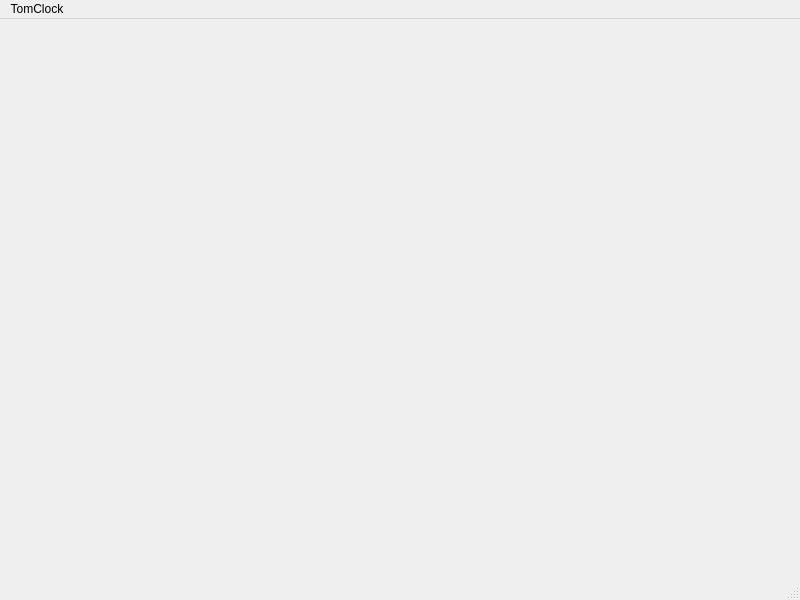
Above: TomClock_QtCreator/screenUi/mainwindow.ui from MeoRinLime/TomClock before the change. Below: the same form after it.
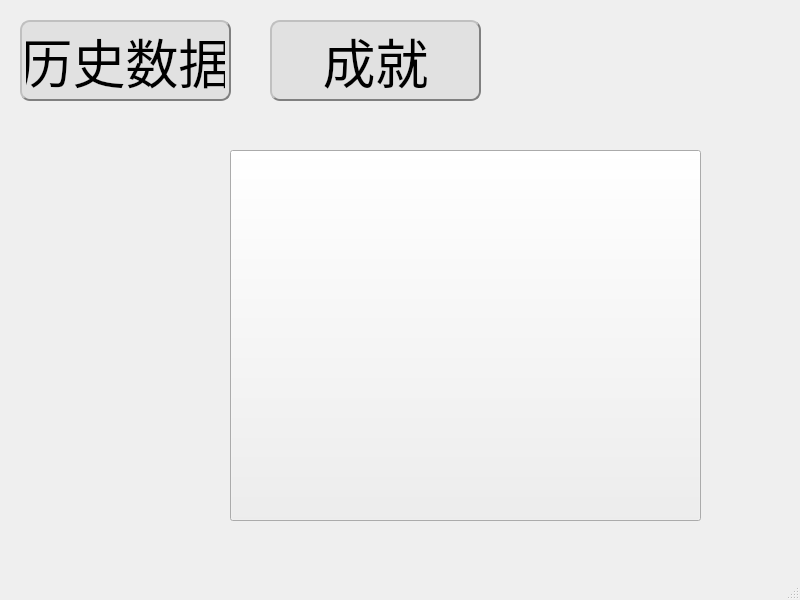
That is the form after the change. Icons and pictures are not drawn.

What changed in the file:
```diff
--- a/TomClock_QtCreator/screenUi/mainwindow.ui
+++ b/TomClock_QtCreator/screenUi/mainwindow.ui
@@ -13,22 +13,114 @@
   <property name="windowTitle">
    <string>MainWindow</string>
   </property>
-  <widget class="QWidget" name="centralwidget"/>
-  <widget class="QMenuBar" name="menubar">
-   <property name="geometry">
-    <rect>
-     <x>0</x>
-     <y>0</y>
-     <width>800</width>
-     <height>17</height>
-    </rect>
-   </property>
-   <widget class="QMenu" name="menuTomClock">
-    <property name="title">
-     <string>TomClock</string>
+  <property name="windowIcon">
+   <iconset>
+    <normaloff>../resourse/images/Icons/MainIcon.png</normaloff>
+    <normalon>../resourse/images/Icons/MainIcon.png</normalon>../resourse/images/Icons/MainIcon.png</iconset>
+  </property>
+  <property name="autoFillBackground">
+   <bool>false</bool>
+  </property>
+  <widget class="QWidget" name="centralwidget">
+   <widget class="QWidget" name="functionList" native="true">
+    <property name="geometry">
+     <rect>
+      <x>10</x>
+      <y>0</y>
+      <width>491</width>
+      <height>151</height>
+     </rect>
     </property>
+    <property name="styleSheet">
+     <string notr="true">QPushButton{
+background-color: rgb(225, 225, 225);
+border:2px groove gray;
+border-radius:10px;
+padding:2px 4px;
+border-style: outset;
+}
+
+QPushButton:hover{
+background-color:rgb(229, 241, 251); 
+color: black;
+}
+
+QPushButton:pressed{
+background-color:rgb(204, 228, 247);
+border-style: inset;
+}
+</string>
+    </property>
+    <widget class="QPushButton" name="historyRecord">
+     <property name="geometry">
+      <rect>
+       <x>10</x>
+       <y>20</y>
+       <width>211</width>
+       <height>81</height>
+      </rect>
+     </property>
+     <property name="font">
+      <font>
+       <family>方正铭石体 简</family>
+       <pointsize>40</pointsize>
+      </font>
+     </property>
+     <property name="text">
+      <string>历史数据</string>
+     </property>
+    </widget>
+    <widget class="QPushButton" name="achievement">
+     <property name="geometry">
+      <rect>
+       <x>260</x>
+       <y>20</y>
+       <width>211</width>
+       <height>81</height>
+      </rect>
+     </property>
+     <property name="sizeIncrement">
+      <size>
+       <width>0</width>
+       <height>0</height>
+      </size>
+     </property>
+     <property name="font">
+      <font>
+       <family>方正铭石体 简</family>
+       <pointsize>40</pointsize>
+      </font>
+     </property>
+     <property name="styleSheet">
+      <string notr="true"/>
+     </property>
+     <property name="text">
+      <string>成就</string>
+     </property>
+     <property name="iconSize">
+      <size>
+       <width>20</width>
+       <height>20</height>
+      </size>
+     </property>
+    </widget>
    </widget>
-   <addaction name="menuTomClock"/>
+   <widget class="QPushButton" name="start">
+    <property name="geometry">
+     <rect>
+      <x>230</x>
+      <y>150</y>
+      <width>471</width>
+      <height>371</height>
+     </rect>
+    </property>
+    <property name="styleSheet">
+     <string notr="true"/>
+    </property>
+    <property name="text">
+     <string/>
+    </property>
+   </widget>
   </widget>
   <widget class="QStatusBar" name="statusbar"/>
  </widget>
```
Left out of the diff: 2 changed lines with no effect on the pictures.
